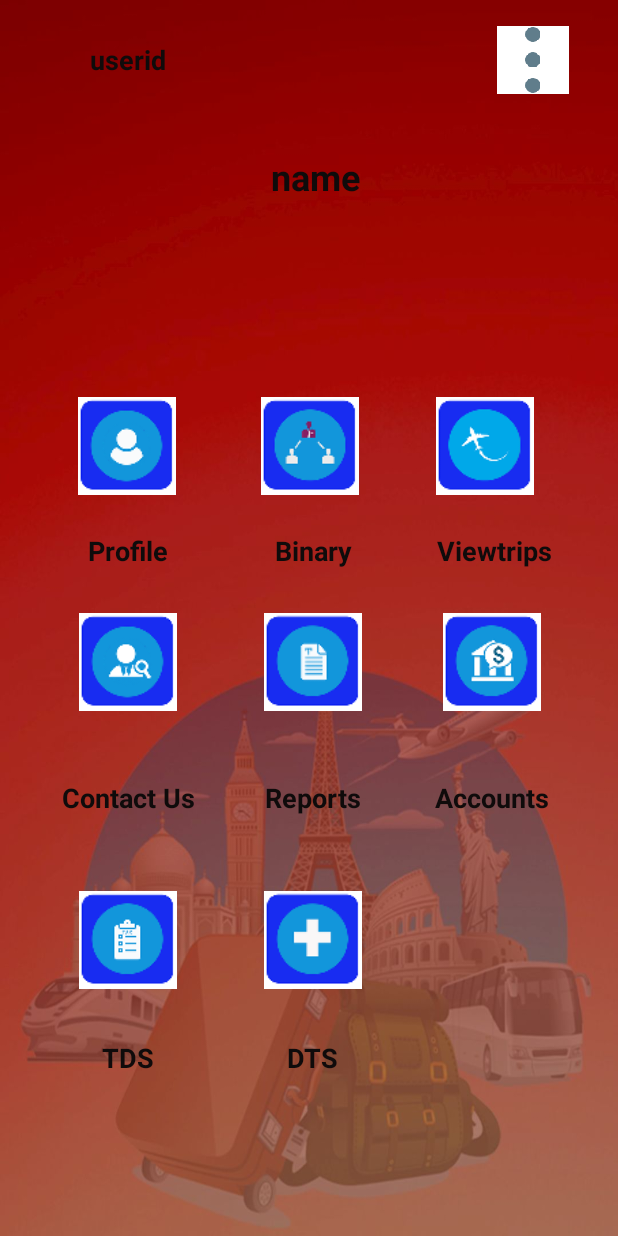
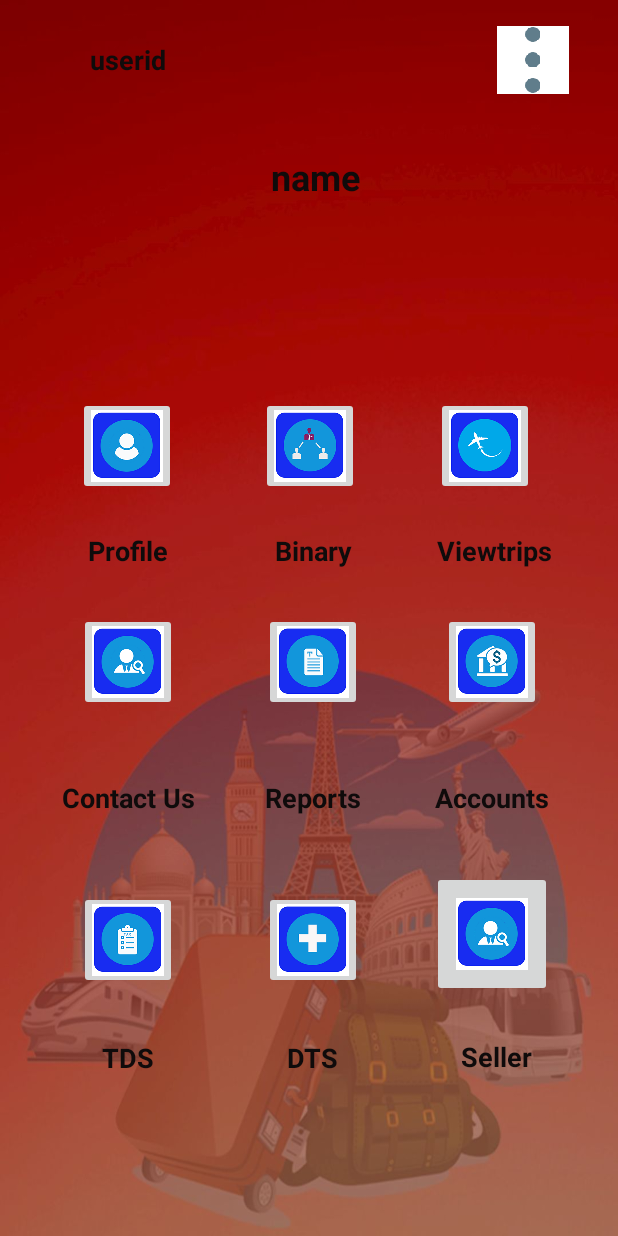
Before and after one commit to NadeemRawther/NovaTours, an Android app: the Users screen opened directly, with no data from a screen before it, on a phone screen of 412 x 824 dp. Run offline under Robolectric (Android 15) with nearby library versions, the phone set to English and light mode, and no system bars; our stand-ins replace Firebase (no records; nobody signed in at launch, a user with empty details on screens opened directly).

Commit message:
Its my new commit

```diff
--- a/app/src/main/java/com/nova/bitsi34gb/novatours/Users.java
+++ b/app/src/main/java/com/nova/bitsi34gb/novatours/Users.java
@@ -8,7 +8,9 @@ import android.content.SharedPreferences;
 import android.graphics.Color;
 import android.net.ConnectivityManager;
 import android.net.NetworkInfo;
+import android.net.Uri;
 import android.os.Bundle;
+import android.util.Log;
 import android.view.MenuInflater;
 import android.view.MenuItem;
 import android.view.View;
@@ -29,18 +31,25 @@ import com.google.firebase.database.FirebaseDatabase;
 import com.google.firebase.database.ValueEventListener;
 
 import java.util.ArrayList;
+import java.util.HashMap;
+
+import static android.content.ContentValues.TAG;
 
 
 public class Users extends AppCompatActivity implements PopupMenu.OnMenuItemClickListener{
     TextView nameView;
+    SharedPreferences preferences ;
     FirebaseDatabase database = FirebaseDatabase.getInstance();
     SharedPreferences sharedPref;
     ArrayList<NameAndEarnings> object = new ArrayList<>();
+    static HashMap<String,String> hashMap = new HashMap<>();
     static int counts;
     @Override
     protected void onCreate(Bundle savedInstanceState) {
         super.onCreate(savedInstanceState);
+
         setContentView(R.layout.activity_users);
+        preferences = getApplicationContext().getSharedPreferences("Mypref", Context.MODE_PRIVATE);
         TextView nameView = findViewById(R.id.textView);
         TextView userId = findViewById(R.id.textView2);
 
@@ -48,13 +57,14 @@ if (!isNetworkAvailable()){
 
     Toast.makeText(Users.this,"Internet not available please connect ",Toast.LENGTH_LONG).show();
 }
+       getDatafrom();
         sharedPref = getApplicationContext().getSharedPreferences("Mypref",Context.MODE_PRIVATE);
         //findcount(sharedPref.getString("userid","d"));
         String name = sharedPref.getString("name","name");
         String userid = sharedPref.getString("userid","userid");
         nameView.setText(name);
         userId.setText(userid);
-        Button button7 = findViewById(R.id.button7);
+        ImageButton button7 = findViewById(R.id.button7);
         button7.setOnClickListener(new View.OnClickListener() {
             @Override
             public void onClick(View v) {
@@ -62,7 +72,7 @@ if (!isNetworkAvailable()){
                 startActivity(intent);
             }
         });
-        Button button6 = findViewById(R.id.button6);
+        ImageButton button6 = findViewById(R.id.button6);
         button6.setOnClickListener(new View.OnClickListener() {
             @Override
             public void onClick(View v) {
@@ -71,7 +81,7 @@ if (!isNetworkAvailable()){
             }
         });
 
-        Button button8 = findViewById(R.id.button8);
+        ImageButton button8 = findViewById(R.id.button8);
         button8.setOnClickListener(new View.OnClickListener() {
             @Override
             public void onClick(View v) {
@@ -79,7 +89,7 @@ if (!isNetworkAvailable()){
                 startActivity(intent);
             }
         });
-        Button button5 = findViewById(R.id.button5);
+        ImageButton button5 = findViewById(R.id.button5);
         button5.setOnClickListener(new View.OnClickListener() {
             @Override
             public void onClick(View v) {
@@ -87,7 +97,7 @@ if (!isNetworkAvailable()){
                 startActivity(intent);
             }
         });
-        Button button9 = findViewById(R.id.button9);
+        ImageButton button9 = findViewById(R.id.button9);
         button9.setOnClickListener(new View.OnClickListener() {
             @Override
             public void onClick(View v) {
@@ -95,7 +105,7 @@ if (!isNetworkAvailable()){
                 startActivity(intent);
             }
         });
-        Button button2 = findViewById(R.id.button2);
+        ImageButton button2 = findViewById(R.id.button2);
         button2.setOnClickListener(new View.OnClickListener() {
             @Override
             public void onClick(View v) {
@@ -103,7 +113,7 @@ if (!isNetworkAvailable()){
                 startActivity(intent);
             }
         });
-        Button button4 = findViewById(R.id.button4);
+        ImageButton button4 = findViewById(R.id.button4);
         button4.setOnClickListener(new View.OnClickListener() {
             @Override
             public void onClick(View v) {
@@ -111,7 +121,7 @@ if (!isNetworkAvailable()){
                 startActivity(intent);
             }
         });
-        Button button3 = findViewById(R.id.button3);
+        ImageButton button3 = findViewById(R.id.button3);
         button3.setOnClickListener(new View.OnClickListener() {
             @Override
             public void onClick(View v) {
@@ -136,7 +146,80 @@ if (!isNetworkAvailable()){
             }
         });
 
+ImageButton button1 = (ImageButton)findViewById(R.id.seller);
+button1.setOnClickListener(new View.OnClickListener() {
+    @Override
+    public void onClick(View v) {
+        AlertDialog.Builder builder = new AlertDialog.Builder(Users.this);
+        View mView = View.inflate(Users.this,R.layout.formforseller,null);
+        /*editText = (EditText)mView.findViewById(R.id.editText36);*/
+        builder.setView(mView);
+        final AlertDialog alertDialog = builder.create();
+        alertDialog.show();
+        final EditText nameofseller = mView.findViewById(R.id.nameofseller);
+        final EditText productofseller = mView.findViewById(R.id.productofseller);
+        Button button2 = mView.findViewById(R.id.buttonforseller);
+        button2.setOnClickListener(new View.OnClickListener() {
+            @Override
+            public void onClick(View v) {
+                String productname;
+                String sellername;
 
+                if(nameofseller.getText().toString()!= null && productofseller.getText().toString()!= null) {
+                    sellername = nameofseller.getText().toString();
+                    productname = productofseller.getText().toString();
+                    sendforseller(sellername,productname,preferences.getString("userid","0").toUpperCase());
+                    alertDialog.cancel();
+                }
+                else {
+                    Toast.makeText(Users.this,"Fill the old and new password coloumns ",Toast.LENGTH_LONG);
+                }
+            }
+        });
+
+
+
+
+    }
+});
+
+    }
+    public void sendforseller(String selle,String prod,String name){
+        String emails = hashMap.get("aboutseller");
+        Intent intent = new Intent (Intent.ACTION_SEND);
+        intent.setType("message/rfc822");
+        intent.putExtra(Intent.EXTRA_EMAIL, new String[]{emails});
+        intent.putExtra(Intent.EXTRA_SUBJECT, name);
+        intent.putExtra(Intent.EXTRA_TEXT, selle+ "  "+ prod);
+        intent.setPackage("com.google.android.gm");
+        if (intent.resolveActivity(getPackageManager())!=null)
+            startActivity(intent);
+        else
+            Toast.makeText(this,"Gmail App is not installed",Toast.LENGTH_SHORT).show();
+
+
+
+
+
+
+
+    }
+    public void getDatafrom(){
+        FirebaseDatabase database = FirebaseDatabase.getInstance();
+        final DatabaseReference myRef = database.getReference("contact" );
+        myRef.addListenerForSingleValueEvent(new ValueEventListener() {
+            @Override
+            public void onDataChange(DataSnapshot dataSnapshot) {
+                for (DataSnapshot dataSnapshot1: dataSnapshot.getChildren()){
+                    hashMap.put(dataSnapshot1.getKey(),dataSnapshot1.getValue().toString());
+                }
+            }
+            @Override
+            public void onCancelled(DatabaseError error) {
+                // Failed to read value
+                Log.w(TAG, "Failed to read value.", error.toException());
+            }
+        });
     }
     @Override
     public boolean onMenuItemClick(MenuItem item) {
--- a/app/src/main/res/layout/activity_join.xml
+++ b/app/src/main/res/layout/activity_join.xml
@@ -633,6 +633,5 @@
         <androidx.constraintlayout.widget.Guideline android:layout_width="wrap_content" android:layout_height="wrap_content"
             android:id="@+id/guideline82" app:layout_constraintGuide_begin="20dp"
             android:orientation="horizontal"/>
-
     </androidx.constraintlayout.widget.ConstraintLayout>
 </androidx.core.widget.NestedScrollView>
--- a/app/src/main/res/layout/activity_users.xml
+++ b/app/src/main/res/layout/activity_users.xml
@@ -7,7 +7,7 @@
     android:layout_height="match_parent"
     android:background="@drawable/inside1"
     tools:context=".Users">
-    <Button
+    <ImageButton
         android:id="@+id/button2"
         android:layout_width="65dp"
         android:layout_height="65dp"
@@ -15,12 +15,12 @@
         android:layout_marginTop="8dp"
         android:layout_marginEnd="8dp"
         android:layout_marginBottom="8dp"
-        android:background="@mipmap/contact"
+        app:srcCompat = "@mipmap/contact"
         app:layout_constraintBottom_toTopOf="@+id/guideline6"
         app:layout_constraintEnd_toStartOf="@+id/guideline2"
         app:layout_constraintStart_toStartOf="@+id/guideline9"
         app:layout_constraintTop_toTopOf="@+id/guideline4" />
-    <Button
+    <ImageButton
         android:id="@+id/button3"
         android:layout_width="65dp"
         android:layout_height="65dp"
@@ -28,14 +28,14 @@
         android:layout_marginTop="8dp"
         android:layout_marginEnd="8dp"
         android:layout_marginBottom="8dp"
-        android:background="@mipmap/binarys"
+        app:srcCompat ="@mipmap/binarys"
         app:layout_constraintBottom_toTopOf="@+id/guideline5"
         app:layout_constraintEnd_toStartOf="@+id/guideline"
         app:layout_constraintHorizontal_bias="0.459"
         app:layout_constraintStart_toStartOf="@+id/guideline2"
         app:layout_constraintTop_toTopOf="@+id/guideline11"
         app:layout_constraintVertical_bias="1.0" />
-    <Button
+    <ImageButton
         android:id="@+id/button4"
         android:layout_width="65dp"
         android:layout_height="65dp"
@@ -43,14 +43,15 @@
         android:layout_marginTop="8dp"
         android:layout_marginEnd="8dp"
         android:layout_marginBottom="8dp"
-        android:background="@mipmap/tour"
+        app:srcCompat = "@mipmap/tour"
+
         app:layout_constraintBottom_toTopOf="@+id/guideline5"
         app:layout_constraintEnd_toStartOf="@+id/guideline8"
         app:layout_constraintHorizontal_bias="0.384"
         app:layout_constraintStart_toStartOf="@+id/guideline"
         app:layout_constraintTop_toTopOf="@+id/guideline11"
         app:layout_constraintVertical_bias="1.0" />
-    <Button
+    <ImageButton
         android:id="@+id/button5"
         android:layout_width="65dp"
         android:layout_height="65dp"
@@ -58,12 +59,12 @@
         android:layout_marginTop="8dp"
         android:layout_marginEnd="8dp"
         android:layout_marginBottom="8dp"
-        android:background="@mipmap/tds"
+        app:srcCompat = "@mipmap/tds"
         app:layout_constraintBottom_toTopOf="@+id/guideline7"
         app:layout_constraintEnd_toStartOf="@+id/guideline2"
         app:layout_constraintStart_toStartOf="@+id/guideline9"
         app:layout_constraintTop_toTopOf="@+id/guideline3" />
-    <Button
+    <ImageButton
         android:id="@+id/button6"
         android:layout_width="65dp"
         android:layout_height="65dp"
@@ -71,12 +72,12 @@
         android:layout_marginTop="8dp"
         android:layout_marginEnd="8dp"
         android:layout_marginBottom="8dp"
-        android:background="@mipmap/report"
+        app:srcCompat="@mipmap/report"
         app:layout_constraintBottom_toTopOf="@+id/guideline6"
         app:layout_constraintEnd_toStartOf="@+id/guideline"
         app:layout_constraintStart_toStartOf="@+id/guideline2"
         app:layout_constraintTop_toTopOf="@+id/guideline4" />
-    <Button
+    <ImageButton
         android:id="@+id/button7"
         android:layout_width="65dp"
         android:layout_height="65dp"
@@ -84,12 +85,13 @@
         android:layout_marginTop="8dp"
         android:layout_marginEnd="8dp"
         android:layout_marginBottom="8dp"
-        android:background="@mipmap/bank"
+        app:srcCompat ="@mipmap/bank"
+
         app:layout_constraintBottom_toTopOf="@+id/guideline6"
         app:layout_constraintEnd_toStartOf="@+id/guideline8"
         app:layout_constraintStart_toStartOf="@+id/guideline"
         app:layout_constraintTop_toTopOf="@+id/guideline4" />
-    <Button
+    <ImageButton
         android:id="@+id/button8"
         android:layout_width="65dp"
         android:layout_height="65dp"
@@ -97,14 +99,14 @@
         android:layout_marginTop="16dp"
         android:layout_marginEnd="32dp"
         android:layout_marginBottom="8dp"
-        android:background="@mipmap/profile"
+        app:srcCompat ="@mipmap/profile"
         app:layout_constraintBottom_toTopOf="@+id/guideline5"
         app:layout_constraintEnd_toStartOf="@+id/guideline2"
         app:layout_constraintHorizontal_bias="1.0"
         app:layout_constraintStart_toStartOf="@+id/guideline9"
         app:layout_constraintTop_toTopOf="@+id/guideline11"
         app:layout_constraintVertical_bias="1.0" />
-    <Button
+    <ImageButton
         android:id="@+id/button9"
         android:layout_width="65dp"
         android:layout_height="65dp"
@@ -112,7 +114,7 @@
         android:layout_marginTop="8dp"
         android:layout_marginEnd="8dp"
         android:layout_marginBottom="8dp"
-        android:background="@mipmap/dts"
+        app:srcCompat = "@mipmap/dts"
         app:layout_constraintBottom_toTopOf="@+id/guideline7"
         app:layout_constraintEnd_toStartOf="@+id/guideline"
         app:layout_constraintStart_toStartOf="@+id/guideline2"
@@ -302,7 +304,7 @@
         android:layout_marginTop="8dp"
         android:layout_marginEnd="8dp"
         android:layout_marginBottom="8dp"
-        android:src="@mipmap/menuic"
+        app:srcCompat = "@mipmap/menuic"
         app:layout_constraintBottom_toTopOf="@+id/guideline11"
         app:layout_constraintEnd_toStartOf="@+id/guideline8"
         app:layout_constraintHorizontal_bias="1.0"
@@ -322,7 +324,7 @@
         android:id="@+id/barrier"
         android:layout_width="wrap_content"
         android:layout_height="wrap_content"
-        app:barrierDirection="top" />
+         />
 
     <androidx.constraintlayout.widget.Guideline
         android:id="@+id/guideline2"
@@ -342,31 +344,31 @@
         android:id="@+id/barrier2"
         android:layout_width="wrap_content"
         android:layout_height="wrap_content"
-        app:barrierDirection="left" />
+        />
 
     <androidx.constraintlayout.widget.Guideline
         android:id="@+id/barrier3"
         android:layout_width="wrap_content"
         android:layout_height="wrap_content"
-        app:barrierDirection="left" />
+        />
 
     <androidx.constraintlayout.widget.Guideline
         android:id="@+id/barrier4"
         android:layout_width="wrap_content"
         android:layout_height="wrap_content"
-        app:barrierDirection="top" />
+         />
 
     <androidx.constraintlayout.widget.Guideline
         android:id="@+id/barrier5"
         android:layout_width="wrap_content"
         android:layout_height="wrap_content"
-        app:barrierDirection="top" />
+        />
 
     <androidx.constraintlayout.widget.Guideline
         android:id="@+id/barrier6"
         android:layout_width="wrap_content"
         android:layout_height="wrap_content"
-        app:barrierDirection="top" />
+         />
 
     <androidx.constraintlayout.widget.Guideline
         android:id="@+id/guideline4"
@@ -379,13 +381,13 @@
         android:id="@+id/barrier7"
         android:layout_width="wrap_content"
         android:layout_height="wrap_content"
-        app:barrierDirection="left" />
+         />
 
     <androidx.constraintlayout.widget.Guideline
         android:id="@+id/barrier8"
         android:layout_width="wrap_content"
         android:layout_height="wrap_content"
-        app:barrierDirection="top" />
+     />
 
     <androidx.constraintlayout.widget.Guideline
         android:id="@+id/guideline5"
@@ -419,7 +421,7 @@
         android:id="@+id/barrier9"
         android:layout_width="wrap_content"
         android:layout_height="wrap_content"
-        app:barrierDirection="left" />
+         />
 
     <androidx.constraintlayout.widget.Guideline
         android:id="@+id/guideline9"
@@ -442,4 +444,36 @@
         android:orientation="horizontal"
         app:layout_constraintGuide_percent="0.28" />
 
+    <ImageButton
+        android:id="@+id/seller"
+        android:layout_width="80dp"
+        android:layout_height="84dp"
+        android:layout_marginStart="8dp"
+        android:layout_marginEnd="8dp"
+        android:layout_marginBottom="8dp"
+        android:text="Button"
+        app:layout_constraintBottom_toTopOf="@+id/guideline7"
+        app:layout_constraintEnd_toStartOf="@+id/guideline8"
+        app:layout_constraintStart_toStartOf="@+id/guideline"
+        app:layout_constraintTop_toTopOf="@+id/guideline3"
+        app:srcCompat="@mipmap/contact" />
+
+    <TextView
+        android:id="@+id/textView11"
+        android:layout_width="wrap_content"
+        android:layout_height="wrap_content"
+        android:layout_marginStart="8dp"
+        android:layout_marginTop="8dp"
+        android:layout_marginEnd="8dp"
+        android:text="Seller"
+        android:textSize="18sp"
+        android:textStyle="bold"
+        android:textColor="@color/colorAccent"
+        app:layout_constraintBottom_toTopOf="@+id/guideline10"
+        app:layout_constraintEnd_toStartOf="@+id/guideline8"
+        app:layout_constraintHorizontal_bias="0.555"
+        app:layout_constraintStart_toStartOf="@+id/guideline"
+        app:layout_constraintTop_toTopOf="@+id/guideline7"
+        app:layout_constraintVertical_bias="0.0" />
+
 </androidx.constraintlayout.widget.ConstraintLayout>
--- a/app/src/main/res/layout/imagefordts.xml
+++ b/app/src/main/res/layout/imagefordts.xml
@@ -24,7 +24,7 @@
             android:layout_marginTop="8dp"
             android:layout_marginEnd="8dp"
             android:layout_marginBottom="8dp"
-            android:background="@mipmap/gemstone"
+            app:srcCompat="@mipmap/gemstone"
             app:layout_constraintBottom_toTopOf="@+id/guideline41"
             app:layout_constraintEnd_toEndOf="parent"
             app:layout_constraintStart_toStartOf="parent"
--- a/app/src/main/res/layout/userchain.xml
+++ b/app/src/main/res/layout/userchain.xml
@@ -2,6 +2,7 @@
 <androidx.cardview.widget.CardView xmlns:android="http://schemas.android.com/apk/res/android"
     xmlns:card_view="http://schemas.android.com/apk/res-auto"
     xmlns:tools="http://schemas.android.com/tools"
+    xmlns:app="http://schemas.android.com/apk/res-auto"
     android:id="@+id/card_view"
     android:layout_width="150dp"
     android:layout_height="200dp"
@@ -36,7 +37,7 @@
             android:layout_marginTop="8dp"
             android:layout_marginEnd="8dp"
             android:layout_marginBottom="8dp"
-            android:background="@mipmap/gold"
+            app:srcCompat="@mipmap/gold"
             card_view:layout_constraintBottom_toBottomOf="parent"
             card_view:layout_constraintEnd_toEndOf="parent"
             card_view:layout_constraintHorizontal_bias="0.0"
```
Also changed, not shown: app/src/main/res/layout/activity_other_extra_features.xml (+11 -2 lines), app/src/main/res/layout/formforseller.xml (added, +145 -0 lines), app/src/main/res/layout/fragment_user_details.xml (deleted, +0 -13 lines).
